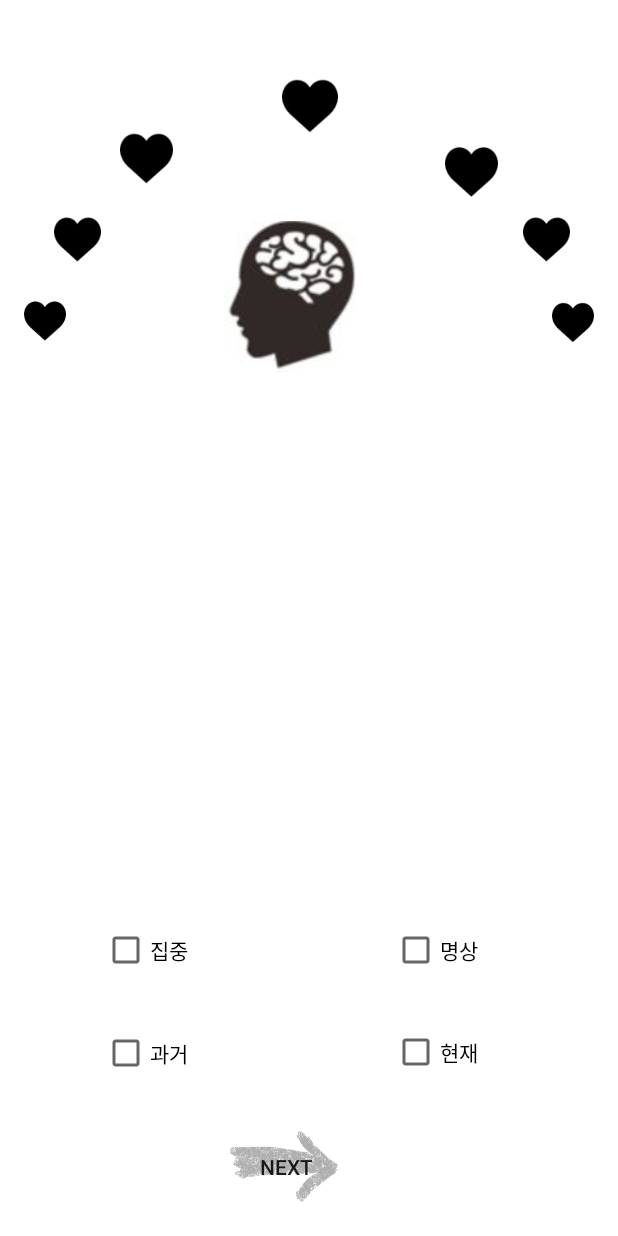
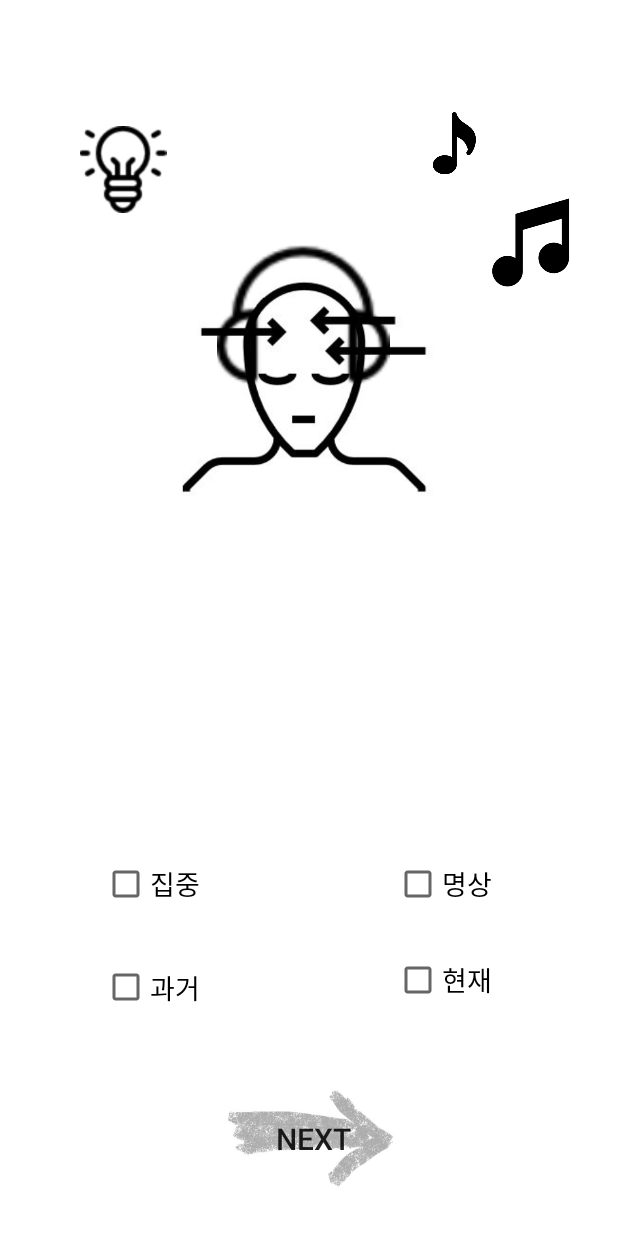
Before and after one commit to soomin0328/Graduation_Project, an Android app: the layout activity_select.xml on its own in the app's theme, with its tools: preview values and no code run, on a phone screen of 412 x 824 dp. Run offline under Robolectric (Android 15) with nearby library versions, the phone set to English and light mode, and no system bars.

Commit message:
Change Design

```diff
--- a/app/src/main/AndroidManifest.xml
+++ b/app/src/main/AndroidManifest.xml
@@ -1,4 +1,5 @@
-<?xml version="1.0" encoding="utf-8"?>
+<?xml version="1.0" encoding="UTF-8"?>
+
 <manifest xmlns:android="http://schemas.android.com/apk/res/android"
     package="com.neurosky.algo_sdk_sample">
 
@@ -13,39 +14,45 @@
         android:icon="@mipmap/ic_launcher"
         android:label="@string/app_name"
         android:theme="@style/AppTheme">
+
         <activity
             android:name=".MainActivity"
             android:configChanges="keyboardHidden|orientation"
             android:label="@string/app_name"
             android:screenOrientation="portrait">
+
             <!--<intent-filter>-->
-                <!--<action android:name="android.intent.action.MAIN" />-->
+            <!--<action android:name="android.intent.action.MAIN" />-->
+            <!--<category android:name="android.intent.category.LAUNCHER" />-->
+            <!--</intent-filter>-->
 
-                <!--<category android:name="android.intent.category.LAUNCHER" />-->
-            <!--</intent-filter>-->
         </activity>
         <activity
             android:name=".SplashActivity"
             android:theme="@style/SplashTheme">
             <intent-filter>
+
                 <action android:name="android.intent.action.MAIN" />
 
                 <category android:name="android.intent.category.LAUNCHER" />
+
             </intent-filter>
+
         </activity>
-        <activity android:name=".GraphActivity"></activity>
+
+        <activity android:name=".GraphActivity" />
         <activity android:name=".EEG" />
         <activity android:name=".FindPw" />
         <activity android:name=".SignUp" />
         <activity android:name=".TensorflowActivity" />
-        <activity android:name=".CpActivity"/>
-        <activity android:name=".SelectActivity"/>
-        <activity android:name=".CnActivity"/>
-        <activity android:name=".MnActivity"/>
-        <activity android:name=".MpActivity"/>
+        <activity android:name=".CpActivity" />
+        <activity android:name=".SelectActivity" />
+        <activity android:name=".CnActivity" />
+        <activity android:name=".MnActivity" />
+        <activity android:name=".MpActivity" />
         <activity
             android:name=".CustomDialog"
             android:theme="@style/Theme.AppCompat.Dialog" />
+
     </application>
-
 </manifest>
--- a/app/src/main/java/com/neurosky/algo_sdk_sample/EEG.java
+++ b/app/src/main/java/com/neurosky/algo_sdk_sample/EEG.java
@@ -15,6 +15,7 @@ import android.content.pm.ActivityInfo;
 import android.content.res.Configuration;
 import android.os.Bundle;
 import android.view.View;
+import android.view.WindowManager;
 import android.widget.Button;
 import android.widget.CheckBox;
 import android.widget.TextView;
@@ -61,7 +62,6 @@ public class EEG extends Activity {
     private int raw_data_index = 0;
     private float output_data[];
     private int output_data_count = 0;
-    private int raw_data_sec_len = 85;
 
     private Button headsetButton, setAlgosButton, startButton, stopButton, logoutButton;
 
@@ -84,6 +84,7 @@ public class EEG extends Activity {
     @Override
     protected void onCreate(Bundle savedInstanceState) {
         super.onCreate(savedInstanceState);
+
         mAuth = FirebaseAuth.getInstance();
         setContentView(R.layout.activity_eeg);
 
--- a/app/src/main/java/com/neurosky/algo_sdk_sample/MainActivity.java
+++ b/app/src/main/java/com/neurosky/algo_sdk_sample/MainActivity.java
@@ -11,6 +11,8 @@ import android.os.Bundle;
 import android.support.annotation.NonNull;
 import android.support.v7.app.AppCompatActivity;
 import android.view.View;
+import android.view.Window;
+import android.view.WindowManager;
 import android.widget.Button;
 import android.widget.EditText;
 import android.widget.Toast;
@@ -37,6 +39,9 @@ public class MainActivity extends AppCompatActivity {
     @Override
     protected void onCreate(Bundle savedInstanceState) {
         super.onCreate(savedInstanceState);
+        getWindow().setFlags(WindowManager.LayoutParams.FLAG_FULLSCREEN,
+                WindowManager.LayoutParams.FLAG_FULLSCREEN);
+
         mAuth = FirebaseAuth.getInstance();
         setContentView(R.layout.activity_main);
 
--- a/app/src/main/res/drawable/background_splash.xml
+++ b/app/src/main/res/drawable/background_splash.xml
@@ -1,9 +1,14 @@
-<?xml version="1.0" encoding="utf-8"?>
+<?xml version="1.0" encoding="UTF-8"?>
+
 <layer-list xmlns:android="http://schemas.android.com/apk/res/android">
+
     <item android:drawable="@color/colorSplash" />
     <item>
+
         <bitmap
             android:gravity="center"
-            android:src="@drawable/splash1" />
+            android:src="@drawable/brainwave" />
+
     </item>
+
 </layer-list>
--- a/app/src/main/res/layout/activity_select.xml
+++ b/app/src/main/res/layout/activity_select.xml
@@ -7,46 +7,14 @@
     android:layout_height="match_parent"
     android:background="@android:color/background_light">
 
-    <ImageView
-        android:id="@+id/imageView7"
-        android:layout_width="31dp"
-        android:layout_height="31dp"
-        android:layout_marginEnd="32dp"
-        android:layout_marginTop="144dp"
-        app:layout_constraintEnd_toEndOf="parent"
-        app:layout_constraintTop_toTopOf="parent"
-        app:srcCompat="@drawable/heart" />
-
-    <ImageView
-        android:id="@+id/imageView6"
-        android:layout_width="35dp"
-        android:layout_height="35dp"
-        android:layout_marginEnd="8dp"
-        android:layout_marginStart="80dp"
-        android:layout_marginTop="88dp"
-        app:layout_constraintEnd_toStartOf="@+id/imageView5"
-        app:layout_constraintHorizontal_bias="0.0"
-        app:layout_constraintStart_toStartOf="parent"
-        app:layout_constraintTop_toTopOf="parent"
-        app:srcCompat="@drawable/heart" />
-
-    <ImageView
-        android:id="@+id/imageView5"
-        android:layout_width="35dp"
-        android:layout_height="37dp"
-        android:layout_marginEnd="80dp"
-        android:layout_marginTop="96dp"
-        app:layout_constraintEnd_toEndOf="parent"
-        app:layout_constraintTop_toTopOf="parent"
-        app:srcCompat="@drawable/heart" />
-
     <CheckBox
         android:id="@+id/ccheck"
         android:layout_width="105dp"
         android:layout_height="45dp"
-        android:layout_marginBottom="168dp"
+        android:layout_marginBottom="212dp"
         android:layout_marginStart="68dp"
         android:text="집중"
+        android:textSize="18sp"
         app:layout_constraintBottom_toBottomOf="parent"
         app:layout_constraintStart_toStartOf="parent" />
 
@@ -54,9 +22,10 @@
         android:id="@+id/mcheck"
         android:layout_width="105dp"
         android:layout_height="45dp"
-        android:layout_marginBottom="168dp"
-        android:layout_marginEnd="45dp"
+        android:layout_marginBottom="212dp"
+        android:layout_marginEnd="44dp"
         android:text="명상"
+        android:textSize="18sp"
         app:layout_constraintBottom_toBottomOf="parent"
         app:layout_constraintEnd_toEndOf="parent" />
 
@@ -64,9 +33,10 @@
         android:id="@+id/past"
         android:layout_width="105dp"
         android:layout_height="43dp"
-        android:layout_marginBottom="100dp"
+        android:layout_marginBottom="144dp"
         android:layout_marginStart="68dp"
         android:text="과거"
+        android:textSize="18sp"
         app:layout_constraintBottom_toBottomOf="parent"
         app:layout_constraintStart_toStartOf="parent" />
 
@@ -74,75 +44,74 @@
         android:id="@+id/now"
         android:layout_width="105dp"
         android:layout_height="45dp"
-        android:layout_marginBottom="100dp"
-        android:layout_marginEnd="45dp"
+        android:layout_marginBottom="148dp"
+        android:layout_marginEnd="44dp"
         android:text="현재"
+        android:textSize="18sp"
         app:layout_constraintBottom_toBottomOf="parent"
         app:layout_constraintEnd_toEndOf="parent" />
 
     <Button
         android:id="@+id/next"
-        android:layout_width="85dp"
-        android:layout_height="60dp"
-        android:layout_marginBottom="16dp"
-        android:layout_marginStart="148dp"
+        android:layout_width="130dp"
+        android:layout_height="81dp"
+        android:layout_marginBottom="24dp"
+        android:layout_marginStart="144dp"
         android:background="@drawable/arrow"
         android:gravity="center"
         android:text="Next"
+        android:textSize="20sp"
         app:layout_constraintBottom_toBottomOf="parent"
         app:layout_constraintStart_toStartOf="parent" />
 
     <ImageView
-        android:id="@+id/imageView"
-        android:layout_width="28dp"
-        android:layout_height="28dp"
-        android:layout_marginStart="16dp"
-        android:layout_marginTop="200dp"
+        android:id="@+id/imageView3"
+        android:layout_width="196dp"
+        android:layout_height="151dp"
+        android:layout_marginStart="104dp"
+        android:layout_marginTop="184dp"
         app:layout_constraintStart_toStartOf="parent"
         app:layout_constraintTop_toTopOf="parent"
-        app:srcCompat="@drawable/heart" />
-
-    <ImageView
-        android:id="@+id/imageView3"
-        android:layout_width="28dp"
-        android:layout_height="30dp"
-        android:layout_marginEnd="16dp"
-        android:layout_marginTop="200dp"
-        app:layout_constraintEnd_toEndOf="parent"
-        app:layout_constraintTop_toTopOf="parent"
-        app:srcCompat="@drawable/heart" />
-
-    <ImageView
-        android:id="@+id/imageView2"
-        android:layout_width="37dp"
-        android:layout_height="37dp"
-        android:layout_marginEnd="8dp"
-        android:layout_marginStart="8dp"
-        android:layout_marginTop="52dp"
-        app:layout_constraintEnd_toEndOf="parent"
-        app:layout_constraintHorizontal_bias="0.501"
-        app:layout_constraintStart_toStartOf="parent"
-        app:layout_constraintTop_toTopOf="parent"
-        app:srcCompat="@drawable/heart" />
+        app:srcCompat="@drawable/focus" />
 
     <ImageView
         android:id="@+id/imageView4"
-        android:layout_width="31dp"
-        android:layout_height="31dp"
-        android:layout_marginStart="36dp"
-        android:layout_marginTop="144dp"
+        android:layout_width="244dp"
+        android:layout_height="115dp"
+        android:layout_marginStart="80dp"
+        android:layout_marginTop="152dp"
         app:layout_constraintStart_toStartOf="parent"
         app:layout_constraintTop_toTopOf="parent"
-        app:srcCompat="@drawable/heart" />
+        app:srcCompat="@drawable/headsets" />
+
+    <ImageView
+        android:id="@+id/imageView6"
+        android:layout_width="60dp"
+        android:layout_height="58dp"
+        android:layout_marginStart="52dp"
+        android:layout_marginTop="84dp"
+        app:layout_constraintStart_toStartOf="parent"
+        app:layout_constraintTop_toTopOf="parent"
+        app:srcCompat="@drawable/idea" />
+
+    <ImageView
+        android:id="@+id/imageView7"
+        android:layout_width="106dp"
+        android:layout_height="67dp"
+        android:layout_marginEnd="4dp"
+        android:layout_marginTop="128dp"
+        app:layout_constraintEnd_toEndOf="parent"
+        app:layout_constraintTop_toTopOf="parent"
+        app:srcCompat="@drawable/musicc" />
 
     <ImageView
         android:id="@+id/imageView8"
-        android:layout_width="97dp"
-        android:layout_height="107dp"
-        android:layout_marginStart="144dp"
-        android:layout_marginTop="144dp"
-        app:layout_constraintStart_toStartOf="parent"
+        android:layout_width="40dp"
+        android:layout_height="46dp"
+        android:layout_marginEnd="92dp"
+        android:layout_marginTop="72dp"
+        app:layout_constraintEnd_toEndOf="parent"
         app:layout_constraintTop_toTopOf="parent"
-        app:srcCompat="@drawable/brain" />
+        app:srcCompat="@drawable/musics" />
 
 </android.support.constraint.ConstraintLayout>
--- a/app/src/main/res/values/colors.xml
+++ b/app/src/main/res/values/colors.xml
@@ -7,4 +7,6 @@
     <color name="black">#000000</color>
     <color name="pink">#fdd5ff</color>
     <color name="sky">#caebfd</color>
+    <color name="colorPrimaryDark_1">#00757575</color>
+    <color name="accent_material_light_1">#003df5</color>
 </resources>
--- a/app/src/main/res/values/styles.xml
+++ b/app/src/main/res/values/styles.xml
@@ -1,7 +1,14 @@
+<?xml version="1.0"?>
+
 <resources>
 
     <!-- Base application theme. -->
-    <style name="AppTheme" parent="Theme.AppCompat.Light.DarkActionBar">
+
+    <style name="AppTheme" parent="Theme.AppCompat.Light.NoActionBar">
+        <item name="android:windowActionBar">false</item>
+        <item name="windowNoTitle">true</item>
+        <item name="android:windowFullscreen">true</item>
+
         <!-- Customize your theme here. -->
 
     </style>
@@ -9,4 +16,5 @@
     <style name="SplashTheme" parent="Theme.AppCompat.NoActionBar">
         <item name="android:windowBackground">@drawable/background_splash</item>
     </style>
+
 </resources>
```
Also changed, not shown: app/src/main/res/drawable/brainwave.jpg (added), app/src/main/res/drawable/focus.jpg (added), app/src/main/res/drawable/headsets.png (added), app/src/main/res/drawable/idea.png (added), app/src/main/res/drawable/musicc.PNG (added), app/src/main/res/drawable/musics.PNG (added).
